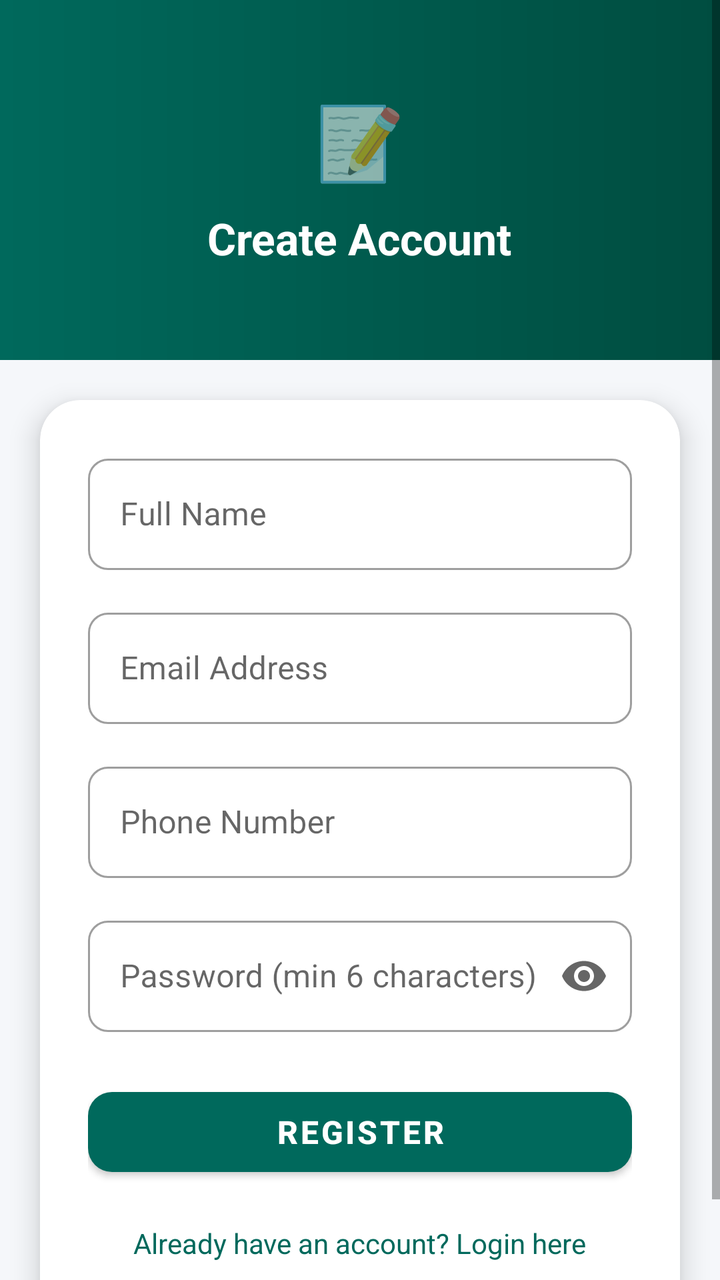
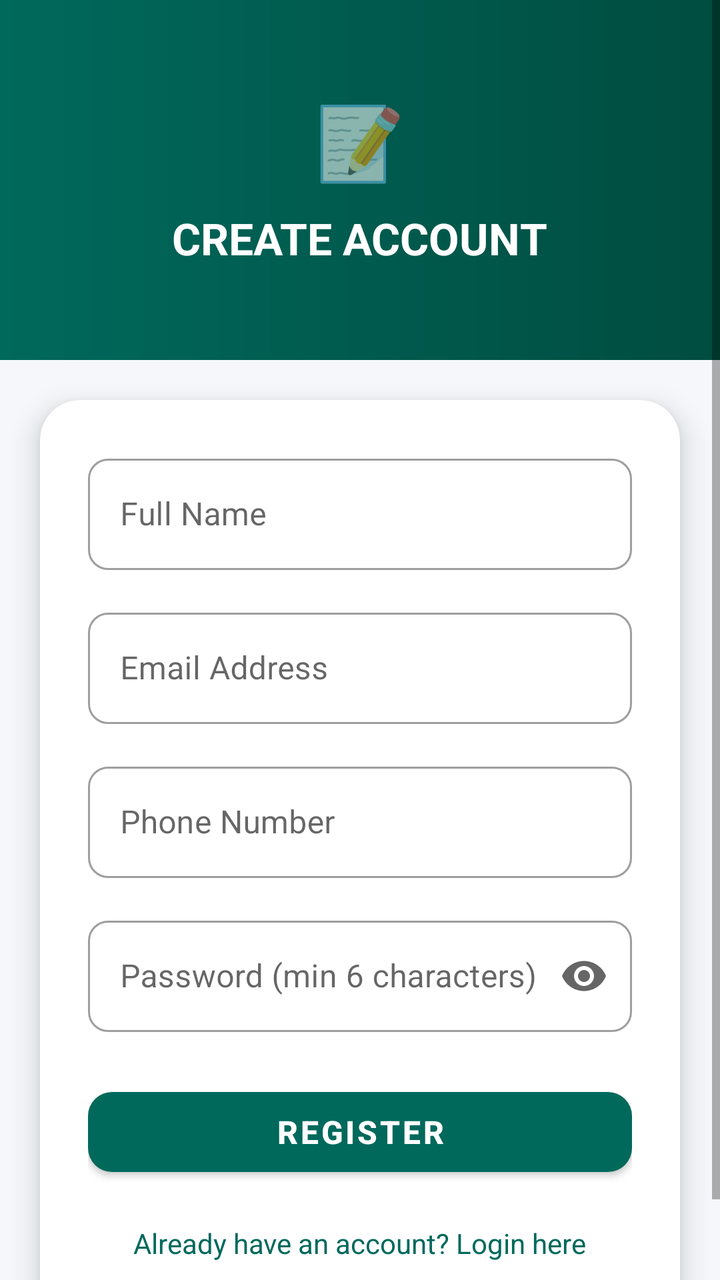

Two renders of the same Android screen: before a commit and after it. Below are the layout's source before the change and the commit's diff.
<!-- AndroidManifest.xml: activity theme Theme.SmartCivicApp.Citizen -->
<!-- res/layout/activity_citizen_register.xml -->
<?xml version="1.0" encoding="utf-8"?>
<ScrollView xmlns:android="http://schemas.android.com/apk/res/android"
    xmlns:app="http://schemas.android.com/apk/res-auto"
    android:layout_width="match_parent"
    android:layout_height="match_parent"
    android:background="@color/background">

    <LinearLayout
        android:layout_width="match_parent"
        android:layout_height="wrap_content"
        android:orientation="vertical">

        
        <LinearLayout
            android:layout_width="match_parent"
            android:layout_height="180dp"
            android:background="@drawable/gradient_citizen_header"
            android:orientation="vertical"
            android:gravity="center"
            android:padding="24dp">

            <TextView
                android:layout_width="wrap_content"
                android:layout_height="wrap_content"
                android:text="📝"
                android:textSize="36sp"
                android:layout_marginBottom="10dp" />

            <TextView
                android:layout_width="wrap_content"
                android:layout_height="wrap_content"
                android:text="Create Account"
                android:textSize="22sp"
                android:textStyle="bold"
                android:textColor="#FFFFFF" />
        </LinearLayout>

        
        <androidx.cardview.widget.CardView
            android:layout_width="match_parent"
            android:layout_height="wrap_content"
            android:layout_margin="20dp"
            android:layout_marginTop="-20dp"
            app:cardCornerRadius="20dp"
            app:cardElevation="8dp"
            app:cardBackgroundColor="@color/white">

            <LinearLayout
                android:layout_width="match_parent"
                android:layout_height="wrap_content"
                android:orientation="vertical"
                android:padding="24dp">

                <com.google.android.material.textfield.TextInputLayout
                    style="@style/Widget.MaterialComponents.TextInputLayout.OutlinedBox"
                    android:layout_width="match_parent"
                    android:layout_height="wrap_content"
                    android:hint="Full Name"
                    android:layout_marginBottom="16dp"
                    app:boxCornerRadiusTopStart="10dp"
                    app:boxCornerRadiusTopEnd="10dp"
                    app:boxCornerRadiusBottomStart="10dp"
                    app:boxCornerRadiusBottomEnd="10dp">
                    <com.google.android.material.textfield.TextInputEditText
                        android:id="@+id/etName"
                        android:layout_width="match_parent"
                        android:layout_height="wrap_content"
                        android:inputType="textPersonName"
                        android:imeOptions="actionNext"
                        android:singleLine="true" />
                </com.google.android.material.textfield.TextInputLayout>

                <com.google.android.material.textfield.TextInputLayout
                    style="@style/Widget.MaterialComponents.TextInputLayout.OutlinedBox"
                    android:layout_width="match_parent"
                    android:layout_height="wrap_content"
                    android:hint="Email Address"
                    android:layout_marginBottom="16dp"
                    app:boxCornerRadiusTopStart="10dp"
                    app:boxCornerRadiusTopEnd="10dp"
                    app:boxCornerRadiusBottomStart="10dp"
                    app:boxCornerRadiusBottomEnd="10dp">
                    <com.google.android.material.textfield.TextInputEditText
                        android:id="@+id/etEmail"
                        android:layout_width="match_parent"
                        android:layout_height="wrap_content"
                        android:inputType="textEmailAddress"
                        android:imeOptions="actionNext"
                        android:singleLine="true" />
                </com.google.android.material.textfield.TextInputLayout>

                <com.google.android.material.textfield.TextInputLayout
                    style="@style/Widget.MaterialComponents.TextInputLayout.OutlinedBox"
                    android:layout_width="match_parent"
                    android:layout_height="wrap_content"
                    android:hint="Phone Number"
                    android:layout_marginBottom="16dp"
                    app:boxCornerRadiusTopStart="10dp"
                    app:boxCornerRadiusTopEnd="10dp"
                    app:boxCornerRadiusBottomStart="10dp"
                    app:boxCornerRadiusBottomEnd="10dp">
                    <com.google.android.material.textfield.TextInputEditText
                        android:id="@+id/etPhone"
                        android:layout_width="match_parent"
                        android:layout_height="wrap_content"
                        android:inputType="phone"
                        android:imeOptions="actionNext"
                        android:singleLine="true" />
                </com.google.android.material.textfield.TextInputLayout>

                <com.google.android.material.textfield.TextInputLayout
                    style="@style/Widget.MaterialComponents.TextInputLayout.OutlinedBox"
                    android:layout_width="match_parent"
                    android:layout_height="wrap_content"
                    android:hint="Password (min 6 characters)"
                    android:layout_marginBottom="24dp"
                    app:boxCornerRadiusTopStart="10dp"
                    app:boxCornerRadiusTopEnd="10dp"
                    app:boxCornerRadiusBottomStart="10dp"
                    app:boxCornerRadiusBottomEnd="10dp"
                    app:endIconMode="password_toggle">
                    <com.google.android.material.textfield.TextInputEditText
                        android:id="@+id/etPassword"
                        android:layout_width="match_parent"
                        android:layout_height="wrap_content"
                        android:inputType="textPassword"
                        android:imeOptions="actionDone"
                        android:singleLine="true" />
                </com.google.android.material.textfield.TextInputLayout>

                <com.google.android.material.button.MaterialButton
                    android:id="@+id/btnRegister"
                    android:layout_width="match_parent"
                    android:layout_height="52dp"
                    android:text="REGISTER"
                    android:textSize="16sp"
                    android:textStyle="bold"
                    android:letterSpacing="0.08"
                    app:backgroundTint="@color/citizenPrimary"
                    app:cornerRadius="12dp"
                    android:layout_marginBottom="12dp" />

                <TextView
                    android:id="@+id/tvLoginLink"
                    android:layout_width="wrap_content"
                    android:layout_height="wrap_content"
                    android:text="Already have an account? Login here"
                    android:textColor="@color/citizenPrimary"
                    android:textSize="14sp"
                    android:layout_gravity="center"
                    android:padding="8dp" />

            </LinearLayout>
        </androidx.cardview.widget.CardView>
    </LinearLayout>
</ScrollView>
<!-- resources referenced by this layout -->
<resources>
  <color name="background">#F5F7FA</color>
  <color name="citizenPrimary">#00695C</color>
  <color name="white">#FFFFFF</color>
  <!-- drawable gradient_citizen_header (drawable) -->
  <?xml version="1.0" encoding="utf-8"?>
  <shape xmlns:android="http://schemas.android.com/apk/res/android">
      <gradient
          android:startColor="@color/citizenPrimary"
          android:endColor="@color/citizenPrimaryDark"
          android:angle="0"/>
  </shape>
  <style name="Theme.SmartCivicApp.Citizen" parent="Theme.MaterialComponents.Light.NoActionBar">
          <item name="colorPrimary">@color/citizenPrimary</item>
          <item name="colorPrimaryDark">@color/citizenPrimaryDark</item>
          <item name="colorPrimaryVariant">@color/citizenPrimaryDark</item>
          <item name="colorSecondary">@color/citizenAccent</item>
          <item name="colorOnPrimary">@color/white</item>
          <item name="android:colorBackground">@color/background</item>
          <item name="android:statusBarColor">@color/citizenPrimaryDark</item>
      </style>
  <color name="citizenPrimaryDark">#004D40</color>
  <color name="citizenAccent">#26A69A</color>
</resources>

<!-- the commit's change to res/layout/activity_citizen_register.xml (unified diff, before → after) -->
@@ -29,7 +29,7 @@
             <TextView
                 android:layout_width="wrap_content"
                 android:layout_height="wrap_content"
-                android:text="Create Account"
+                android:text="@string/btn_create_account"
                 android:textSize="22sp"
                 android:textStyle="bold"
                 android:textColor="#FFFFFF" />
@@ -55,7 +55,7 @@
                     style="@style/Widget.MaterialComponents.TextInputLayout.OutlinedBox"
                     android:layout_width="match_parent"
                     android:layout_height="wrap_content"
-                    android:hint="Full Name"
+                    android:hint="@string/hint_full_name"
                     android:layout_marginBottom="16dp"
                     app:boxCornerRadiusTopStart="10dp"
                     app:boxCornerRadiusTopEnd="10dp"
@@ -74,7 +74,7 @@
                     style="@style/Widget.MaterialComponents.TextInputLayout.OutlinedBox"
                     android:layout_width="match_parent"
                     android:layout_height="wrap_content"
-                    android:hint="Email Address"
+                    android:hint="@string/hint_email"
                     android:layout_marginBottom="16dp"
                     app:boxCornerRadiusTopStart="10dp"
                     app:boxCornerRadiusTopEnd="10dp"
@@ -93,7 +93,7 @@
                     style="@style/Widget.MaterialComponents.TextInputLayout.OutlinedBox"
                     android:layout_width="match_parent"
                     android:layout_height="wrap_content"
-                    android:hint="Phone Number"
+                    android:hint="@string/hint_phone"
                     android:layout_marginBottom="16dp"
                     app:boxCornerRadiusTopStart="10dp"
                     app:boxCornerRadiusTopEnd="10dp"
@@ -112,7 +112,7 @@
                     style="@style/Widget.MaterialComponents.TextInputLayout.OutlinedBox"
                     android:layout_width="match_parent"
                     android:layout_height="wrap_content"
-                    android:hint="Password (min 6 characters)"
+                    android:hint="@string/hint_password_min"
                     android:layout_marginBottom="24dp"
                     app:boxCornerRadiusTopStart="10dp"
                     app:boxCornerRadiusTopEnd="10dp"
@@ -132,7 +132,7 @@
                     android:id="@+id/btnRegister"
                     android:layout_width="match_parent"
                     android:layout_height="52dp"
-                    android:text="REGISTER"
+                    android:text="@string/btn_register"
                     android:textSize="16sp"
                     android:textStyle="bold"
                     android:letterSpacing="0.08"
@@ -144,7 +144,7 @@
                     android:id="@+id/tvLoginLink"
                     android:layout_width="wrap_content"
                     android:layout_height="wrap_content"
-                    android:text="Already have an account? Login here"
+                    android:text="@string/login_already_have_account"
                     android:textColor="@color/citizenPrimary"
                     android:textSize="14sp"
                     android:layout_gravity="center"
<!-- resource entries referenced after the edit -->
@@ -11,6 +11,13 @@
           android:endColor="@color/citizenPrimaryDark"
           android:angle="0"/>
   </shape>
+  <string name="btn_create_account">CREATE ACCOUNT</string>
+  <string name="btn_register">REGISTER</string>
+  <string name="hint_email">Email Address</string>
+  <string name="hint_full_name">Full Name</string>
+  <string name="hint_password_min">Password (min 6 characters)</string>
+  <string name="hint_phone">Phone Number</string>
+  <string name="login_already_have_account">Already have an account? Login here</string>
   <style name="Theme.SmartCivicApp.Citizen" parent="Theme.MaterialComponents.Light.NoActionBar">
           <item name="colorPrimary">@color/citizenPrimary</item>
           <item name="colorPrimaryDark">@color/citizenPrimaryDark</item>
